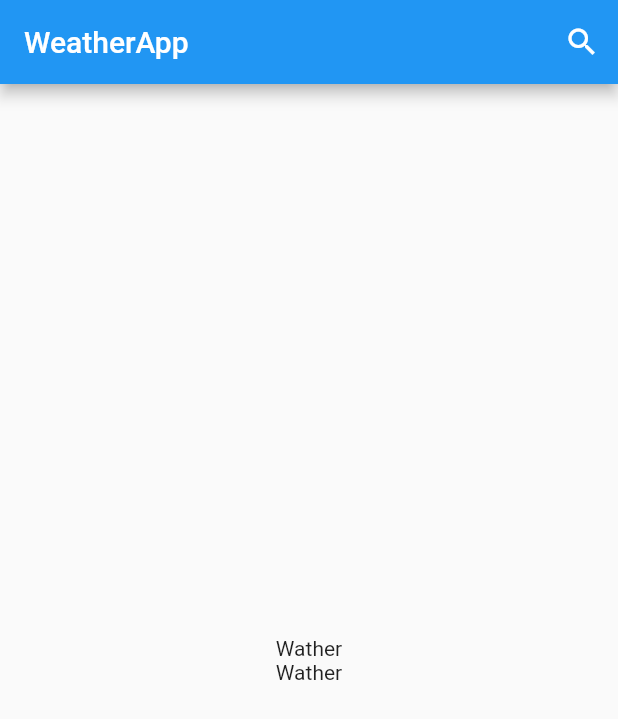
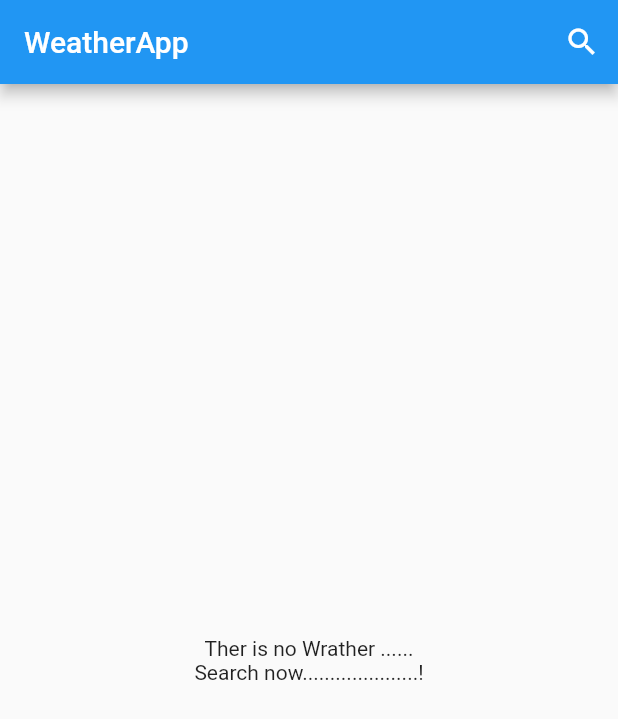
Before and after one commit to MOoRoshdy/FLUTTER_PROJECTS_APP, a Flutter app: the screen it shows after launch, on a phone screen of 412 x 824 dp. Shown: the top 719 px of the screen. Run offline on Flutter 3.47's test engine with Material 2 defaults, Android fonts, the phone set to English and light mode, and no system bars; our stand-ins replace assets_audio_player.

Commit message:
make services page and class weather

```diff
--- a/weather_app/lib/pages/HomeApp.dart
+++ b/weather_app/lib/pages/HomeApp.dart
@@ -24,8 +24,8 @@ class HomeApp extends StatelessWidget {
         child: Column(
           mainAxisSize: MainAxisSize.min,
           children: [
-            Text('Wather'),
-            Text('Wather'),
+            Text('Ther is no Wrather ......'),
+            Text('Search now.....................!'),
           ],
         ),
       ),
--- /dev/null
+++ b/weather_app/lib/services/weather_services.dart
@@ -0,0 +1,3 @@
+class WeatherServices {
+  void get_wheather({required String CityName}) {}
+}
```
